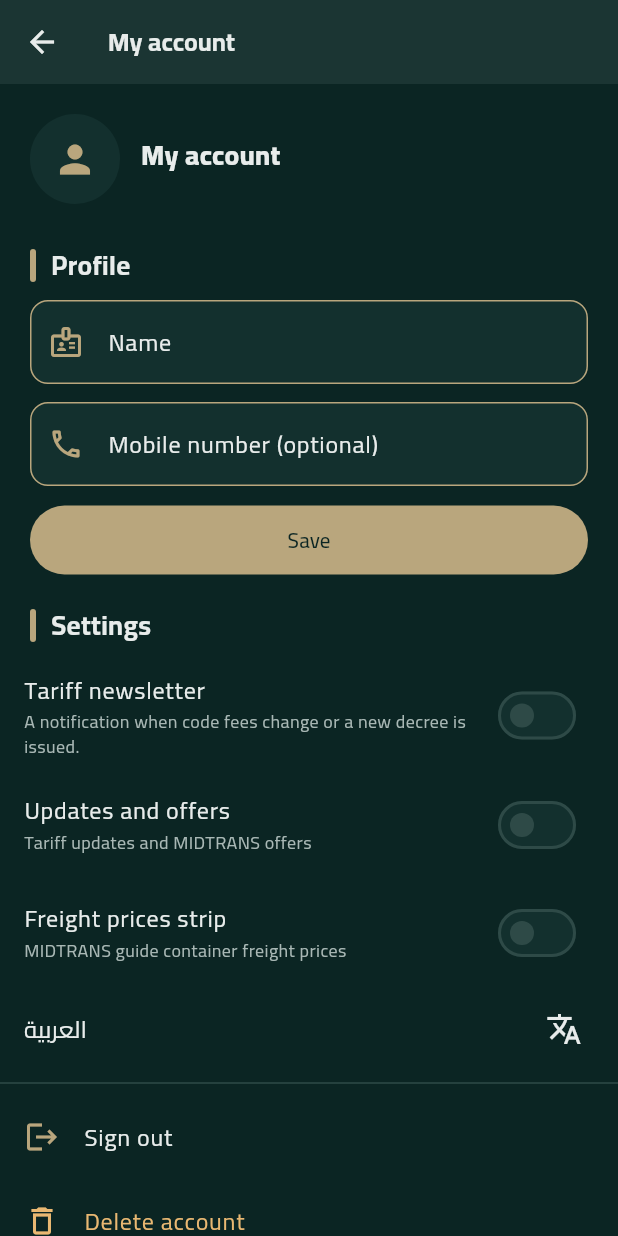
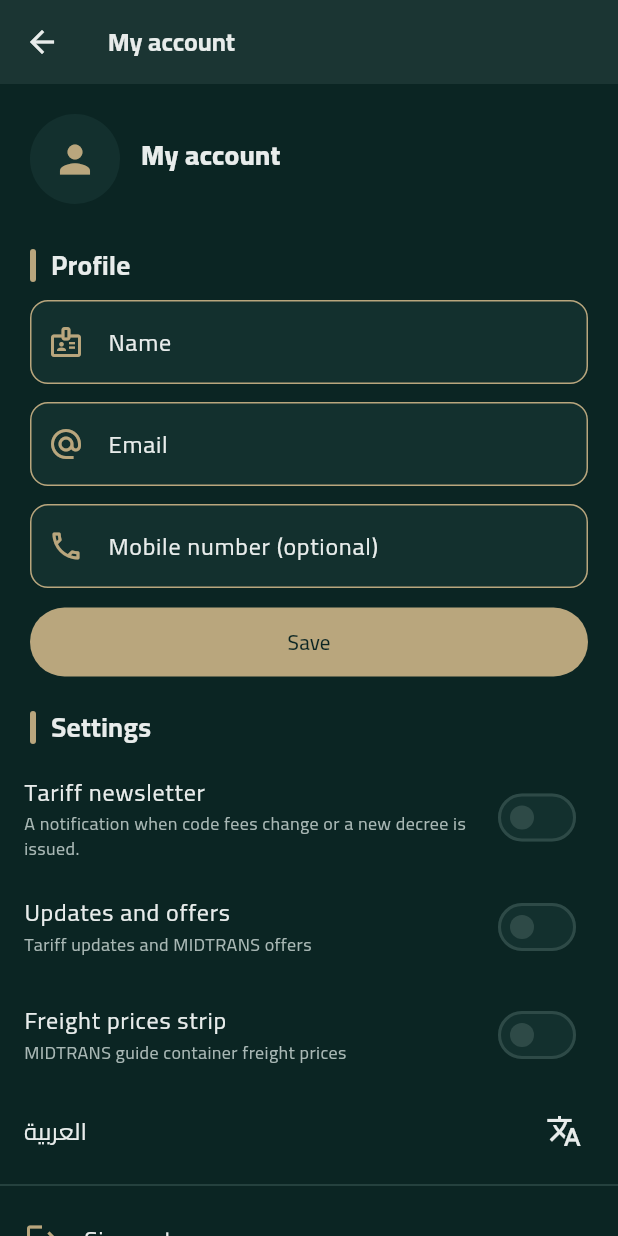
Before and after one commit to MIDTRANS-APP/midtrans-tariff-app, a Flutter app: the AccountScreen screen opened directly, after a tap on "English", on a phone screen of 412 x 824 dp. Run offline on Flutter 3.47's test engine with Material 3 defaults, Android fonts, the phone set to English and light mode, and no system bars; our stand-ins replace cloud_firestore, firebase_auth, firebase_core, firebase_messaging, share_plus, shared_preferences; accounts and stored records are empty; network calls fail.

Commit message:
Accounts: name and email from the provider into the profile, email field, newsletter on at sign-up, account page redraws on changes, topic joins in the background
Co-Authored-By: Claude Opus 5.5 <noreply@anthropic.com>

```diff
--- a/lib/l10n.dart
+++ b/lib/l10n.dart
@@ -71,8 +71,8 @@ class S {
   String get myAccount => _t('حسابي', 'My account');
   String get signInTitle => _t('سجّل دخولك', 'Sign in');
   String get signInWhy => _t(
-      'سجّل لتحصل على نشرة البنود الجمركية: تحديثات التعرفة والبنود المعدّلة أولاً بأول، وتحفظ ملفك وإعداداتك.',
-      'Sign in to get the tariff newsletter: tariff updates and amended codes as they come, with your profile and settings kept.');
+      'سجّل لتحصل على نشرة البنود الجمركية: تحديثات التعرفة والبنود المعدّلة أولاً بأول، وتحفظ ملفك وإعداداتك. تُفعَّل النشرة عند التسجيل، ويمكنك إيقافها من الإعدادات.',
+      'Sign in to get the tariff newsletter: tariff updates and amended codes as they come, with your profile and settings kept. The newsletter starts on when you sign up; you can turn it off in settings.');
   String get signInSoon => _t('تسجيل الدخول غير متاح في هذه النسخة بعد.', 'Sign-in is not available in this version yet.');
   String signInWith(SignInWay w) => switch (w) {
         SignInWay.apple => _t('المتابعة مع Apple', 'Continue with Apple'),
@@ -91,6 +91,7 @@ class S {
       };
   String get profile => _t('الملف الشخصي', 'Profile');
   String get nameLabel => _t('الاسم', 'Name');
+  String get emailLabel => _t('البريد الإلكتروني', 'Email');
   String get phoneLabel => _t('رقم الجوال (اختياري)', 'Mobile number (optional)');
   String get save2 => _t('حفظ', 'Save');
   String get saved => _t('تم الحفظ.', 'Saved.');
--- a/lib/ui/account_screen.dart
+++ b/lib/ui/account_screen.dart
@@ -114,20 +114,38 @@ class _Profile extends StatefulWidget {
 
 class _ProfileState extends State<_Profile> {
   late final TextEditingController _name;
+  late final TextEditingController _email;
   late final TextEditingController _phone;
+  late final Account _account;
   bool _saving = false;
 
   @override
   void initState() {
     super.initState();
-    final p = AppScope.of(context).account.profile;
+    // read once without subscribing: initState may not depend on inherited widgets
+    _account = context.getInheritedWidgetOfExactType<AppScope>()!.notifier!.account;
+    final p = _account.profile;
     _name = TextEditingController(text: p.name);
+    _email = TextEditingController(text: p.email);
     _phone = TextEditingController(text: p.phone);
+    _account.addListener(_fill);
+  }
+
+  /// The profile may arrive or change after the screen opens: fill empty fields and redraw
+  /// (the switches read the profile, and this page is built once by its parent).
+  void _fill() {
+    final p = _account.profile;
+    if (_name.text.isEmpty && p.name.isNotEmpty) _name.text = p.name;
+    if (_email.text.isEmpty && p.email.isNotEmpty) _email.text = p.email;
+    if (_phone.text.isEmpty && p.phone.isNotEmpty) _phone.text = p.phone;
+    if (mounted) setState(() {});
   }
 
   @override
   void dispose() {
+    _account.removeListener(_fill);
     _name.dispose();
+    _email.dispose();
     _phone.dispose();
     super.dispose();
   }
@@ -135,7 +153,7 @@ class _ProfileState extends State<_Profile> {
   Future<void> _save() async {
     final app = AppScope.of(context);
     setState(() => _saving = true);
-    await app.account.updateProfile(app.account.profile.copyWith(name: _name.text.trim(), phone: _phone.text.trim()));
+    await app.account.updateProfile(app.account.profile.copyWith(name: _name.text.trim(), email: _email.text.trim(), phone: _phone.text.trim()));
     if (!mounted) return;
     setState(() => _saving = false);
     ScaffoldMessenger.of(context).showSnackBar(SnackBar(content: Text(app.s.saved)));
@@ -206,6 +224,8 @@ class _ProfileState extends State<_Profile> {
         child: Column(children: [
           TextField(controller: _name, decoration: field(s.nameLabel, Icons.badge_outlined)),
           const SizedBox(height: 12),
+          TextField(controller: _email, keyboardType: TextInputType.emailAddress, decoration: field(s.emailLabel, Icons.alternate_email)),
+          const SizedBox(height: 12),
           TextField(controller: _phone, keyboardType: TextInputType.phone, decoration: field(s.phoneLabel, Icons.phone_outlined)),
           const SizedBox(height: 12),
           Pressable(
```
Also changed, not shown: lib/data/account.dart (+65 -15 lines).
